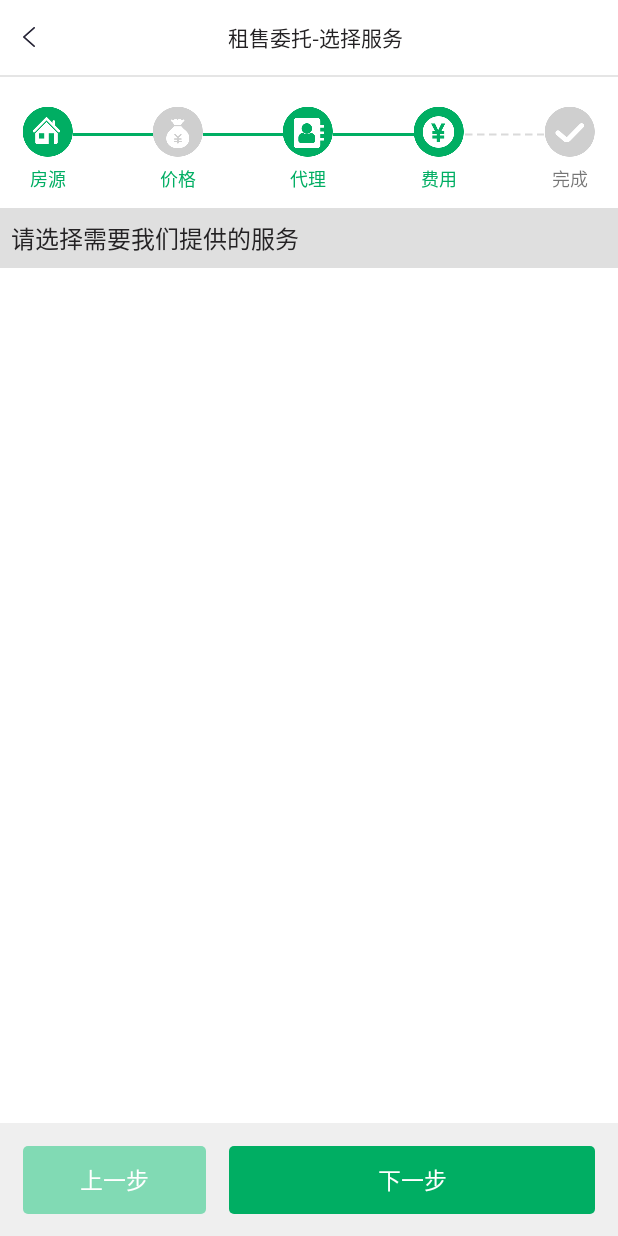
After one commit to KennyHuangChina/Skywalk, an Android app: the Activity_Zushouweituo_SelectService screen opened directly, with no data from a screen before it, on a phone screen of 412 x 824 dp. The commit adds this screen. Run offline under Robolectric (Android 15) with nearby library versions, the phone set to English and light mode, and no system bars.

Commit message:
添加选择服务页面， 进行中

```diff
--- a/App_Android/app/src/main/AndroidManifest.xml
+++ b/App_Android/app/src/main/AndroidManifest.xml
@@ -70,6 +70,7 @@
         <activity android:name=".Activity_Zushouweituo_Finish"/>
         <activity android:name=".Activity_Zushouweituo_Jiagesheding"/>
         <activity android:name=".Activity_Zushouweituo_Xuanzedaili"/>
+        <activity android:name=".Activity_Zushouweituo_SelectService"/>
         <activity android:name=".Activity_Zushouweituo_shenhe">
         </activity>
     </application>
--- /dev/null
+++ b/App_Android/app/src/main/java/com/kjs/skywalk/app_android/Activity_Zushouweituo_SelectService.java
@@ -0,0 +1,29 @@
+package com.kjs.skywalk.app_android;
+
+import android.app.Activity;
+import android.os.Bundle;
+import android.view.View;
+import android.widget.ListView;
+
+/**
+ * Created by admin on 2017/3/22.
+ */
+
+public class Activity_Zushouweituo_SelectService extends Activity {
+
+    @Override
+    protected void onCreate(Bundle savedInstanceState) {
+        super.onCreate(savedInstanceState);
+        setContentView(R.layout.activity__zushouweituo__select_service);
+    }
+
+    public void onViewClick(View v) {
+        switch (v.getId()) {
+            case R.id.tv_info_title:
+            {
+                finish();
+            }
+            break;
+        }
+    }
+}
--- a/App_Android/app/src/main/java/com/kjs/skywalk/app_android/MainActivity.java
+++ b/App_Android/app/src/main/java/com/kjs/skywalk/app_android/MainActivity.java
@@ -316,6 +316,12 @@ public class MainActivity extends AppCompatActivity {
                         startActivity(new Intent(MainActivity.this, Activity_Zushouweituo_Xuanzedaili.class));
                         break;
                     }
+
+                    case R.id.action_setting104:
+                    {
+                        startActivity(new Intent(MainActivity.this, Activity_Zushouweituo_SelectService.class));
+                        break;
+                    }
                 }
                 return false;
             }
--- /dev/null
+++ b/App_Android/app/src/main/res/layout/activity__zushouweituo__select_service.xml
@@ -0,0 +1,96 @@
+<?xml version="1.0" encoding="utf-8"?>
+<RelativeLayout
+    xmlns:android="http://schemas.android.com/apk/res/android"
+    xmlns:tools="http://schemas.android.com/tools"
+    android:id="@+id/activity_rentals_expiration"
+    android:layout_width="match_parent"
+    android:layout_height="match_parent"
+    android:background="#FFFFFF"
+    android:orientation="vertical"
+
+    tools:context="com.kjs.skywalk.app_android.Activity_rentals_expiration">
+
+    <RelativeLayout
+        android:id="@+id/relativeLayout"
+        android:layout_width="match_parent"
+        android:layout_height="75dp"
+        android:layout_alignParentBottom="true"
+        android:background="@color/colorBackgroundCommon">
+
+        <LinearLayout
+            android:layout_width="match_parent"
+            android:layout_height="match_parent"
+            android:layout_marginTop="15dp"
+            android:orientation="horizontal" >
+            <TextView
+                android:id="@+id/tv_prev"
+                android:onClick="onViewClick"
+                android:layout_width="0dp"
+                android:layout_weight="1"
+                android:layout_height="45dp"
+                android:layout_marginLeft="15dp"
+                android:layout_marginRight="15dp"
+                android:layout_marginBottom="25dp"
+                android:layout_centerHorizontal="true"
+                android:textColor="#ffffff"
+                android:textSize="15sp"
+                android:gravity="center"
+                android:background="@drawable/rounded_rect_background_light_green"
+                android:text="上一步"/>
+
+            <TextView
+                android:id="@+id/tv_next"
+                android:onClick="onViewClick"
+                android:layout_width="0dp"
+                android:layout_weight="2"
+                android:layout_height="45dp"
+                android:layout_marginRight="15dp"
+                android:layout_marginBottom="25dp"
+                android:layout_centerHorizontal="true"
+                android:textColor="#ffffff"
+                android:textSize="15sp"
+                android:gravity="center"
+                android:background="@drawable/rounded_rect_background_green"
+                android:text="下一步"/>
+        </LinearLayout>
+    </RelativeLayout>
+
+    <LinearLayout
+        android:layout_width="match_parent"
+        android:layout_height="match_parent"
+        android:orientation="vertical"
+        android:id="@+id/linearLayout"
+        android:layout_alignParentTop="true"
+        android:layout_alignParentStart="true"
+        android:layout_above="@+id/relativeLayout">
+        <TextView
+            android:id="@+id/tv_info_title"
+            style="@style/textStyle_page_title"
+            android:text="租售委托-选择服务"/>
+
+        <include layout="@layout/seperator_horizontal"/>
+
+        <include layout="@layout/layout_zushou_progress4"/>
+
+        <RelativeLayout
+            android:id="@+id/relativeLayoutSelection"
+            android:layout_width="match_parent"
+            android:layout_height="40dp"
+            android:background="#dfdfdf">
+            <TextView
+                android:layout_width="match_parent"
+                android:layout_height="wrap_content"
+                android:textSize="16sp"
+                android:layout_marginLeft="15dp"
+                android:layout_centerInParent="true"
+                android:text="请选择需要我们提供的服务"
+                android:textColor="@color/colorTextNormal" />
+        </RelativeLayout>
+
+        <ScrollView
+            android:layout_width="match_parent"
+            android:layout_height="match_parent">
+
+        </ScrollView>
+    </LinearLayout>
+</RelativeLayout>
--- a/App_Android/app/src/main/res/menu/menu_activity_main.xml
+++ b/App_Android/app/src/main/res/menu/menu_activity_main.xml
@@ -47,6 +47,11 @@
         android:orderInCategory="100"
         android:title="租售委托-选择代理人"
         app:showAsAction="never"/>
+    <item
+        android:id="@+id/action_setting104"
+        android:orderInCategory="100"
+        android:title="租售委托-选择服务"
+        app:showAsAction="never"/>
 
 
 </menu>
```
